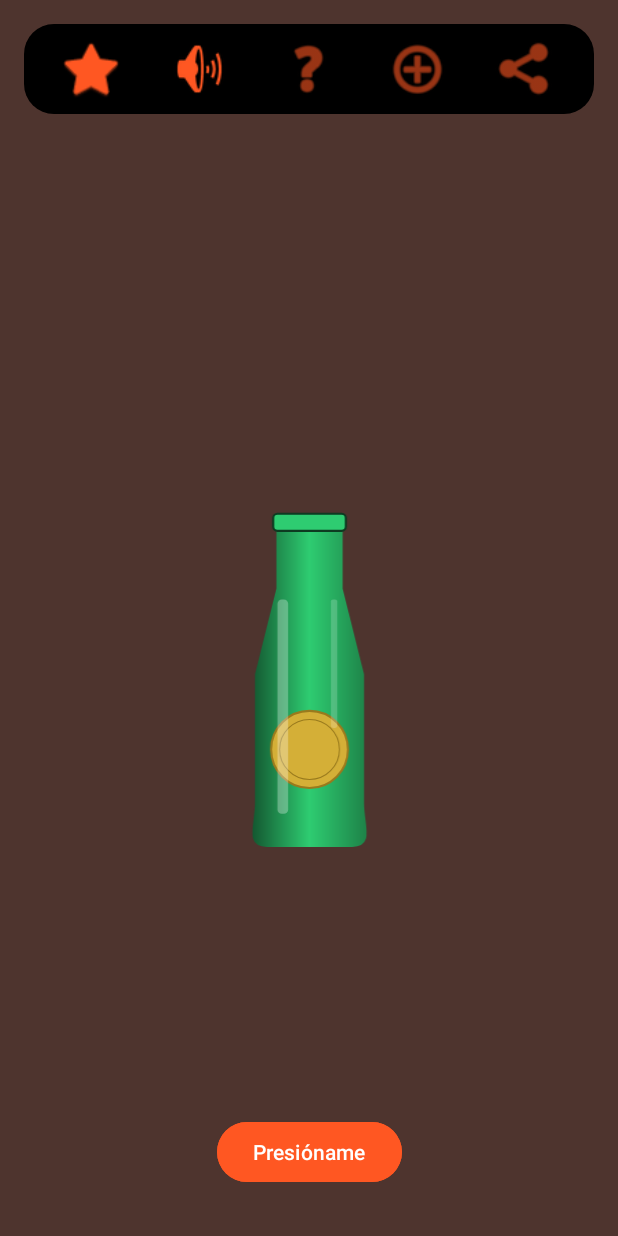
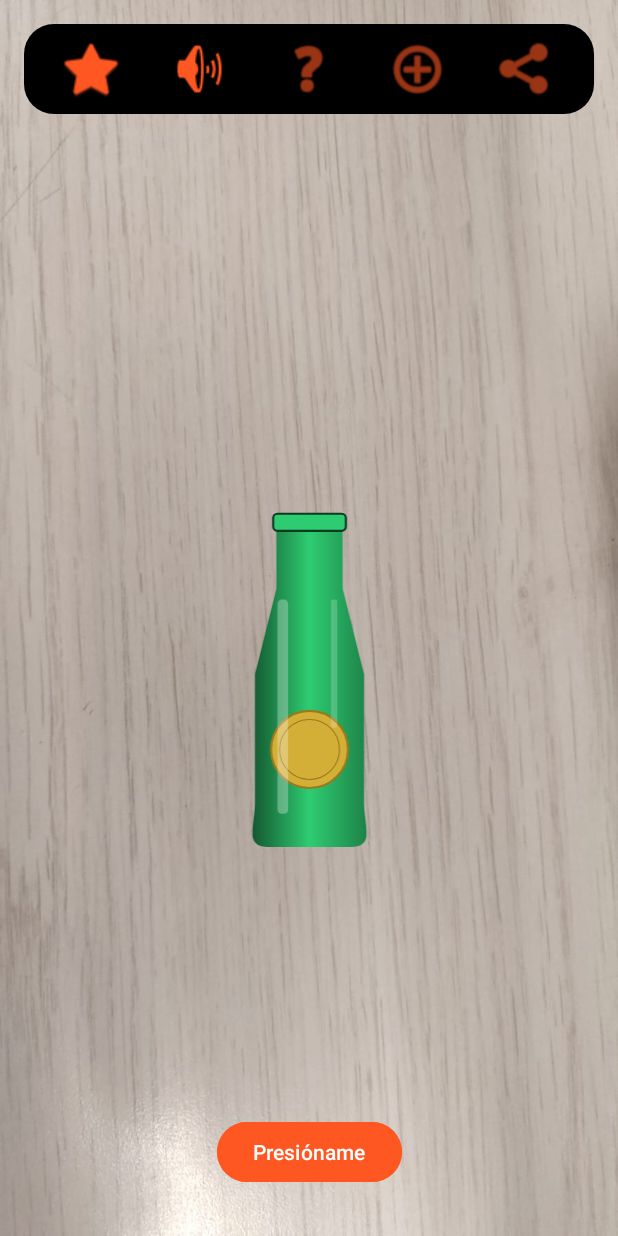
Before and after one commit to JairosA-Diaz/grupoTres, an Android app: the screen it shows after launch (MainActivity), on a phone screen of 412 x 824 dp. Run offline under Robolectric (Android 15) with nearby library versions, the light colour scheme and no system bars.

Commit message:
fondo_madera_real

```diff
--- a/app/src/main/res/layout/fragment_home.xml
+++ b/app/src/main/res/layout/fragment_home.xml
@@ -4,7 +4,7 @@
     xmlns:tools="http://schemas.android.com/tools"
     android:layout_width="match_parent"
     android:layout_height="match_parent"
-    android:background="@color/wood_brown"
+    android:background="@drawable/bg_wood"
     tools:context=".ui.HomeFragment">
 
     <LinearLayout
```
Also changed, not shown: app/src/main/res/drawable/bg_wood.jpeg (added).
